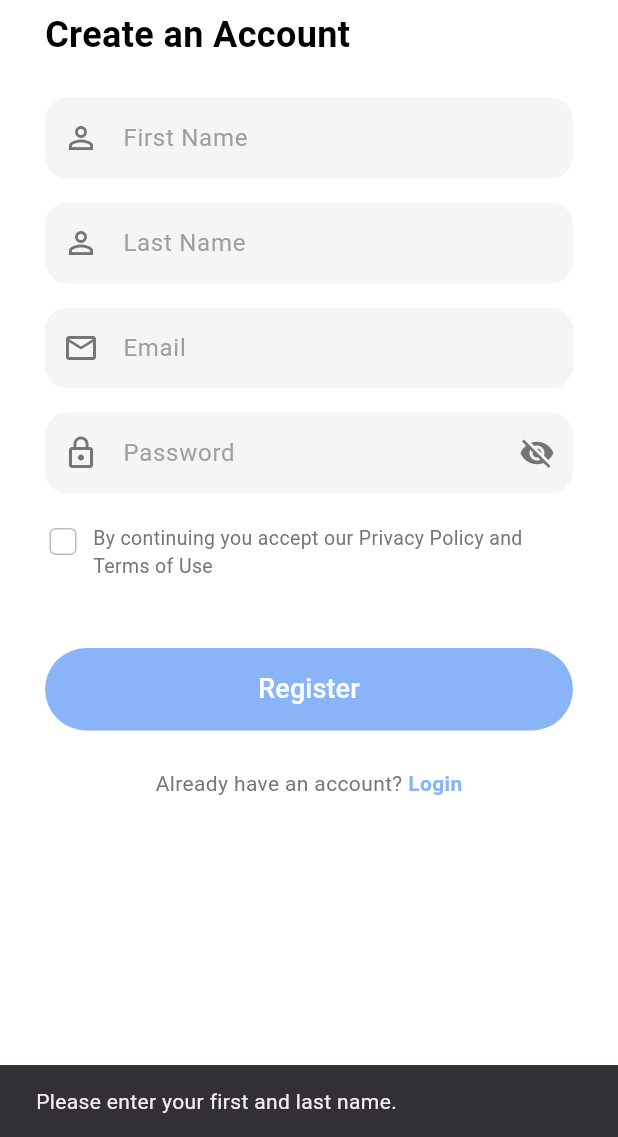
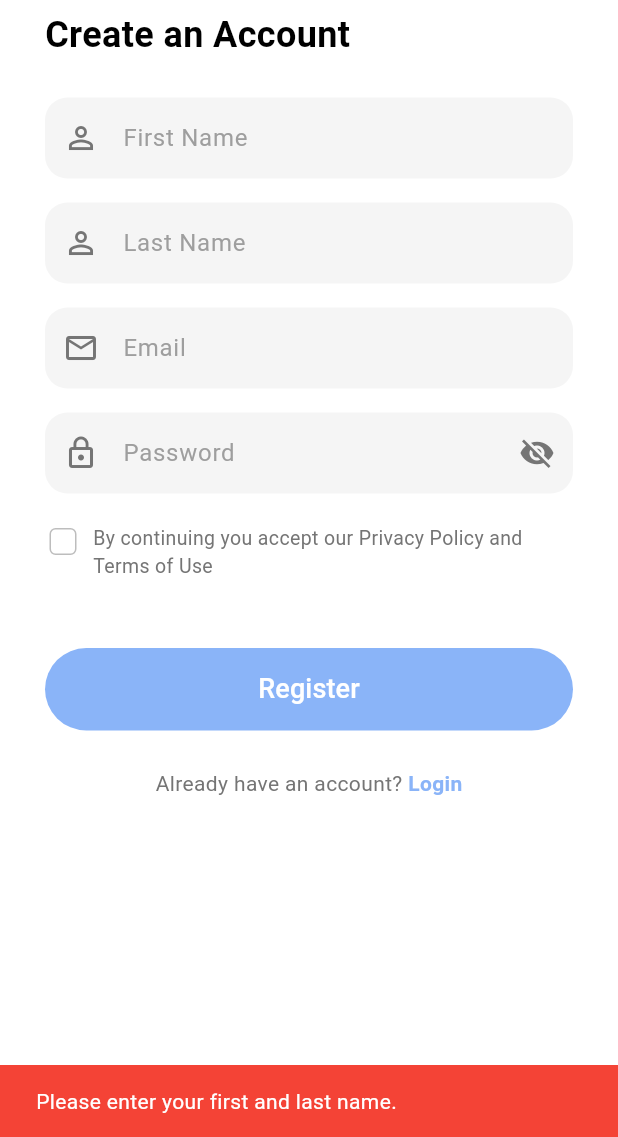
Before and after one commit to mohammad0234/Fitness-Tracker-App, a Flutter app: the screen it shows after launch, after a tap on "Skip", after a tap on "Get Started", after a tap on "Register", on a phone screen of 412 x 824 dp, the part 99-1236 px from its top. Run offline on Flutter 3.47's test engine with Material 3 defaults, Android fonts, the phone set to English and light mode, and no system bars; our stand-ins replace firebase_auth, firebase_core, shared_preferences; accounts and stored records are empty.

Commit message:
Error handling for sign up and login page. UI updates for onboarding screen

```diff
--- a/fitjourney/lib/main.dart
+++ b/fitjourney/lib/main.dart
@@ -5,35 +5,38 @@
 import 'screens/onboarding_screen.dart';
 import 'screens/signup_page.dart';
 import 'screens/login_page.dart';
-import 'screens/home_page.dart'; // Placeholder HomePage
+import 'screens/home_page.dart';
 
 Future<void> main() async {
-  // Ensure Flutter binding is initialized before using any plugins.
   WidgetsFlutterBinding.ensureInitialized();
-
-  // Initialize Firebase with the generated options for the current platform.
   await Firebase.initializeApp(
     options: DefaultFirebaseOptions.currentPlatform,
   );
 
-  // Now run the app.
+  // Run the app without explicitly passing initialRoute
   runApp(const MyApp());
 }
 
 class MyApp extends StatelessWidget {
-  const MyApp({super.key});
+  /// Provide a default value for initialRoute, removing the 'required' keyword
+  final String initialRoute;
+
+  const MyApp({
+    super.key,
+    this.initialRoute = '/', // Default route is '/'
+  });
 
   @override
   Widget build(BuildContext context) {
     return MaterialApp(
       title: 'FitJourney',
       debugShowCheckedModeBanner: false,
-      initialRoute: '/', // Start at the onboarding screen
+      initialRoute: initialRoute, // Use the default or any passed-in route
       routes: {
         '/': (context) => const OnboardingScreen(),
         '/signup': (context) => const SignUpPage(),
         '/login': (context) => const LoginPage(),
-        '/home': (context) => const HomePage(), // Placeholder home screen
+        '/home': (context) => const HomePage(),
       },
     );
   }
--- a/fitjourney/lib/screens/onboarding_screen.dart
+++ b/fitjourney/lib/screens/onboarding_screen.dart
@@ -1,14 +1,12 @@
 import 'package:flutter/material.dart';
+import 'package:shared_preferences/shared_preferences.dart';
 
-/// Model class representing the data structure for each onboarding page.
-/// Each page consists of an image, title, and description.
+/// Model class representing the data for each onboarding page.
 class OnboardingPageData {
   final String image;
   final String title;
   final String description;
 
-  /// Constructor for the OnboardingPageData model.
-  /// The `required` keyword ensures that all fields must be provided when creating an instance.
   OnboardingPageData({
     required this.image,
     required this.title,
@@ -16,7 +14,7 @@ class OnboardingPageData {
   });
 }
 
-/// The main onboarding screen that displays a series of onboarding pages.
+/// The main onboarding screen that displays a series of pages.
 class OnboardingScreen extends StatefulWidget {
   const OnboardingScreen({super.key});
 
@@ -24,15 +22,14 @@ class OnboardingScreen extends StatefulWidget {
   State<OnboardingScreen> createState() => _OnboardingScreenState();
 }
 
-/// The state class that manages the behavior and UI of the onboarding screen.
 class _OnboardingScreenState extends State<OnboardingScreen> {
-  /// PageController to handle page transitions within the PageView.
+  /// Controller for handling page transitions.
   final PageController _pageController = PageController();
 
-  /// Tracks the index of the currently displayed onboarding page.
+  /// Current index of the onboarding page.
   int currentIndex = 0;
 
-  /// List of onboarding pages containing their respective image, title, and description.
+  /// List of onboarding pages.
   final List<OnboardingPageData> pages = [
     OnboardingPageData(
       image: 'assets/images/onboarding1.png',
@@ -51,7 +48,13 @@ class _OnboardingScreenState extends State<OnboardingScreen> {
     ),
   ];
 
-  /// Skips directly to the last onboarding page when "Skip" is pressed.
+  @override
+  void dispose() {
+    _pageController.dispose();
+    super.dispose();
+  }
+
+  /// Navigates directly to the last onboarding page.
   void _onSkipPressed() {
     _pageController.animateToPage(
       pages.length - 1,
@@ -60,34 +63,87 @@ class _OnboardingScreenState extends State<OnboardingScreen> {
     );
   }
 
-  /// Advances to the next onboarding page or navigates to the sign-up screen on the last page.
-  void _onNextPressed() {
+  /// Advances to the next onboarding page or completes onboarding.
+  void _onNextPressed() async {
     if (currentIndex < pages.length - 1) {
       _pageController.nextPage(
         duration: const Duration(milliseconds: 300),
         curve: Curves.easeInOut,
       );
     } else {
-    // On the last page, navigate to the sign-up screen
+      // Set the flag indicating onboarding has been seen.
+      SharedPreferences prefs = await SharedPreferences.getInstance();
+      await prefs.setBool('seenOnboarding', true);
+      // Navigate to the sign-up screen (or directly to home if desired)
       Navigator.pushReplacementNamed(context, '/signup');
     }
-
   }
 
+  /// Builds a single onboarding page.
+  Widget _buildOnboardingPage(OnboardingPageData data) {
+    return Center(
+      child: Padding(
+        padding: const EdgeInsets.symmetric(horizontal: 24),
+        child: Column(
+          mainAxisAlignment: MainAxisAlignment.center,
+          children: [
+            // Circular container with the onboarding image.
+            Container(
+              width: 180,
+              height: 180,
+              decoration: const BoxDecoration(
+                color: Colors.white,
+                shape: BoxShape.circle,
+              ),
+              child: Padding(
+                padding: const EdgeInsets.all(16.0),
+                child: Image.asset(
+                  data.image,
+                  fit: BoxFit.contain,
+                  semanticLabel: data.title, // Accessibility support
+                ),
+              ),
+            ),
+            const SizedBox(height: 24),
+            // Title text.
+            Text(
+              data.title,
+              style: const TextStyle(
+                fontSize: 24,
+                fontWeight: FontWeight.bold,
+                color: Colors.black87,
+              ),
+              textAlign: TextAlign.center,
+            ),
+            const SizedBox(height: 16),
+            // Description text.
+            Text(
+              data.description,
+              style: const TextStyle(
+                fontSize: 16,
+                color: Colors.black54,
+              ),
+              textAlign: TextAlign.center,
+            ),
+          ],
+        ),
+      ),
+    );
+  }
 
   @override
   Widget build(BuildContext context) {
     return Scaffold(
-      /// Background color of the onboarding screen.
       backgroundColor: const Color(0xFFE0F7FA),
       body: SafeArea(
         child: Column(
           children: [
-            /// Top row containing the "Skip" button.
-            Row(
+            // Top row with the "Skip" button.
+            Padding(
+              padding: const EdgeInsets.only(top: 16, right: 16),
+              child: Row(
                 mainAxisAlignment: MainAxisAlignment.end,
                 children: [
-                // Only show the Skip button if we are not on the last page
                   if (currentIndex < pages.length - 1)
                     TextButton(
                       onPressed: _onSkipPressed,
@@ -99,18 +155,17 @@ class _OnboardingScreenState extends State<OnboardingScreen> {
                         ),
                       ),
                     ),
-                const SizedBox(width: 16),
                 ],
               ),
-
-            /// PageView to display onboarding pages with horizontal scrolling.
+            ),
+            // PageView for displaying onboarding pages.
             Expanded(
               child: PageView.builder(
-                controller: _pageController, // Controller for page transitions
-                itemCount: pages.length, // Number of pages in onboarding
+                controller: _pageController,
+                itemCount: pages.length,
                 onPageChanged: (index) {
                   setState(() {
-                    currentIndex = index; // Updates the current index for indicators
+                    currentIndex = index;
                   });
                 },
                 itemBuilder: (context, index) {
@@ -118,13 +173,12 @@ class _OnboardingScreenState extends State<OnboardingScreen> {
                 },
               ),
             ),
-
-            /// Page indicator dots and navigation button (Next / Get Started).
+            // Dots indicator and navigation button.
             Padding(
               padding: const EdgeInsets.symmetric(vertical: 16),
               child: Column(
                 children: [
-                  /// Dots to indicate the current page position.
+                  // Dots indicator.
                   Row(
                     mainAxisAlignment: MainAxisAlignment.center,
                     children: List.generate(
@@ -135,31 +189,24 @@ class _OnboardingScreenState extends State<OnboardingScreen> {
                         width: currentIndex == index ? 12 : 8,
                         height: currentIndex == index ? 12 : 8,
                         decoration: BoxDecoration(
-                          color: currentIndex == index
-                              ? Colors.pinkAccent // Active dot color
-                              : Colors.grey, // Inactive dot color
+                          color: currentIndex == index ? Colors.pinkAccent : Colors.grey,
                           shape: BoxShape.circle,
                         ),
                       ),
                     ),
                   ),
                   const SizedBox(height: 16),
-
-                  /// Navigation button that changes behavior on the last page.
+                  // Next/Get Started button.
                   ElevatedButton(
                     onPressed: _onNextPressed,
                     style: ElevatedButton.styleFrom(
-                      backgroundColor: Colors.pinkAccent, // Button color
+                      backgroundColor: Colors.pinkAccent,
                       shape: RoundedRectangleBorder(
                         borderRadius: BorderRadius.circular(30),
                       ),
-                      padding: const EdgeInsets.symmetric(
-                        horizontal: 40,
-                        vertical: 14,
-                      ),
+                      padding: const EdgeInsets.symmetric(horizontal: 40, vertical: 14),
                     ),
                     child: Text(
-                      // Changes text to "Get Started" on the last page
                       currentIndex == pages.length - 1 ? 'Get Started' : 'Next',
                       style: const TextStyle(
                         color: Colors.white,
@@ -175,57 +222,4 @@ class _OnboardingScreenState extends State<OnboardingScreen> {
       ),
     );
   }
-
-  /// Builds a single onboarding page with an image, title, and description.
-  Widget _buildOnboardingPage(OnboardingPageData data) {
-    return Center(
-      child: Padding(
-        padding: const EdgeInsets.symmetric(horizontal: 24),
-        child: Column(
-          mainAxisAlignment: MainAxisAlignment.center,
-          children: [
-            /// Circular container to display the onboarding image.
-            Container(
-              width: 180,
-              height: 180,
-              decoration: const BoxDecoration(
-                color: Colors.white,
-                shape: BoxShape.circle,
-              ),
-              child: Padding(
-                padding: const EdgeInsets.all(16.0),
-                child: Image.asset(
-                  data.image,
-                  fit: BoxFit.contain,
-                ),
-              ),
-            ),
-            const SizedBox(height: 24),
-
-            /// Title of the onboarding page.
-            Text(
-              data.title,
-              style: const TextStyle(
-                fontSize: 24,
-                fontWeight: FontWeight.bold,
-                color: Colors.black87,
-              ),
-              textAlign: TextAlign.center,
-            ),
-            const SizedBox(height: 16),
-
-            /// Description of the onboarding page.
-            Text(
-              data.description,
-              style: const TextStyle(
-                fontSize: 16,
-                color: Colors.black54,
-              ),
-              textAlign: TextAlign.center,
-            ),
-          ],
-        ),
-      ),
-    );
 }
-}
--- a/fitjourney/lib/screens/signup_page.dart
+++ b/fitjourney/lib/screens/signup_page.dart
@@ -22,6 +22,12 @@ class _SignUpPageState extends State<SignUpPage> {
   // FirebaseAuth instance
   final FirebaseAuth _auth = FirebaseAuth.instance;
 
+  /// Checks if the password meets the strength requirements.
+  bool isValidPassword(String password) {
+    // Requires at least 8 characters and one special character
+    return password.length >= 8 && RegExp(r'(?=.*?[#?!@$%^&*-])').hasMatch(password);
+  }
+
   /// Attempts to sign up the user using Firebase Authentication.
   Future<void> _signUp() async {
     final String firstName = _firstNameController.text.trim();
@@ -38,6 +44,10 @@ class _SignUpPageState extends State<SignUpPage> {
       _showError("Email and password cannot be empty.");
       return;
     }
+    if (!isValidPassword(password)) {
+      _showError("Password must be at least 8 characters and include a special character.");
+      return;
+    }
     if (!_acceptTerms) {
       _showError("You must accept the Privacy Policy and Terms of Use.");
       return;
@@ -50,7 +60,7 @@ class _SignUpPageState extends State<SignUpPage> {
         password: password,
       );
 
-      // Optionally update the user's displayName.
+      // Optionally update the user's display name.
       await userCredential.user?.updateDisplayName("$firstName $lastName");
 
       // Inform the user and navigate to HomePage.
@@ -60,16 +70,25 @@ class _SignUpPageState extends State<SignUpPage> {
       Navigator.pushReplacementNamed(context, '/home');
 
     } on FirebaseAuthException catch (e) {
-      _showError(e.message ?? "An error occurred during sign up.");
+      if (e.code == 'email-already-in-use') {
+        _showError("This email is already registered. Try logging in.");
+      } else if (e.code == 'weak-password') {
+        _showError("Choose a stronger password.");
+      } else {
+        _showError(e.message ?? "An error occurred during sign up.");
+      }
     } catch (e) {
       _showError(e.toString());
     }
   }
 
-  /// Displays an error message in a SnackBar.
+  /// Displays an error message using a SnackBar.
   void _showError(String message) {
     ScaffoldMessenger.of(context).showSnackBar(
-      SnackBar(content: Text(message)),
+      SnackBar(
+        content: Text(message, style: const TextStyle(color: Colors.white)),
+        backgroundColor: Colors.red,
+      ),
     );
   }
 
@@ -83,7 +102,7 @@ class _SignUpPageState extends State<SignUpPage> {
           child: Column(
             crossAxisAlignment: CrossAxisAlignment.start,
             children: [
-              // Header text
+              // Header texts
               Text(
                 'Hey there,',
                 style: TextStyle(
@@ -238,9 +257,7 @@ class _SignUpPageState extends State<SignUpPage> {
                       borderRadius: BorderRadius.circular(28),
                     ),
                   ),
-                  onPressed: () async {
-                    await _signUp();
-                  },
+                  onPressed: _signUp,
                   child: const Text(
                     'Register',
                     style: TextStyle(
@@ -253,7 +270,7 @@ class _SignUpPageState extends State<SignUpPage> {
               ),
               const SizedBox(height: 25),
 
-              // Login Navigation
+              // "Already have an account?" with Login navigation
               Row(
                 mainAxisAlignment: MainAxisAlignment.center,
                 children: [
@@ -266,7 +283,7 @@ class _SignUpPageState extends State<SignUpPage> {
                   ),
                   GestureDetector(
                     onTap: () {
-                      Navigator.pushNamed(context, '/login');
+                      Navigator.pushReplacementNamed(context, '/login');
                     },
                     child: const Text(
                       "Login",
--- a/fitjourney/pubspec.yaml
+++ b/fitjourney/pubspec.yaml
@@ -36,6 +36,7 @@ dependencies:
 
   firebase_core: ^2.32.0
   firebase_auth: ^4.16.0
+  shared_preferences: ^2.0.15
 
 
 dependency_overrides:
```
Also changed, not shown: fitjourney/lib/screens/login_page.dart (+46 -19 lines), fitjourney/pubspec.lock. Lines whose indentation alone changed are shown as unchanged.
